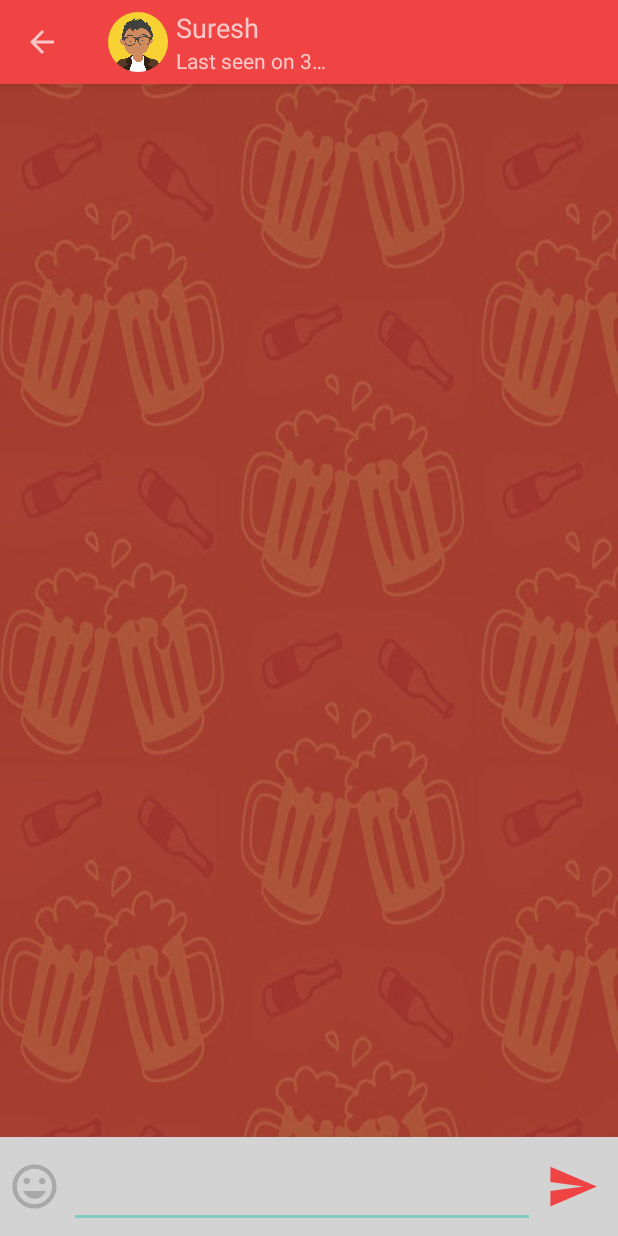
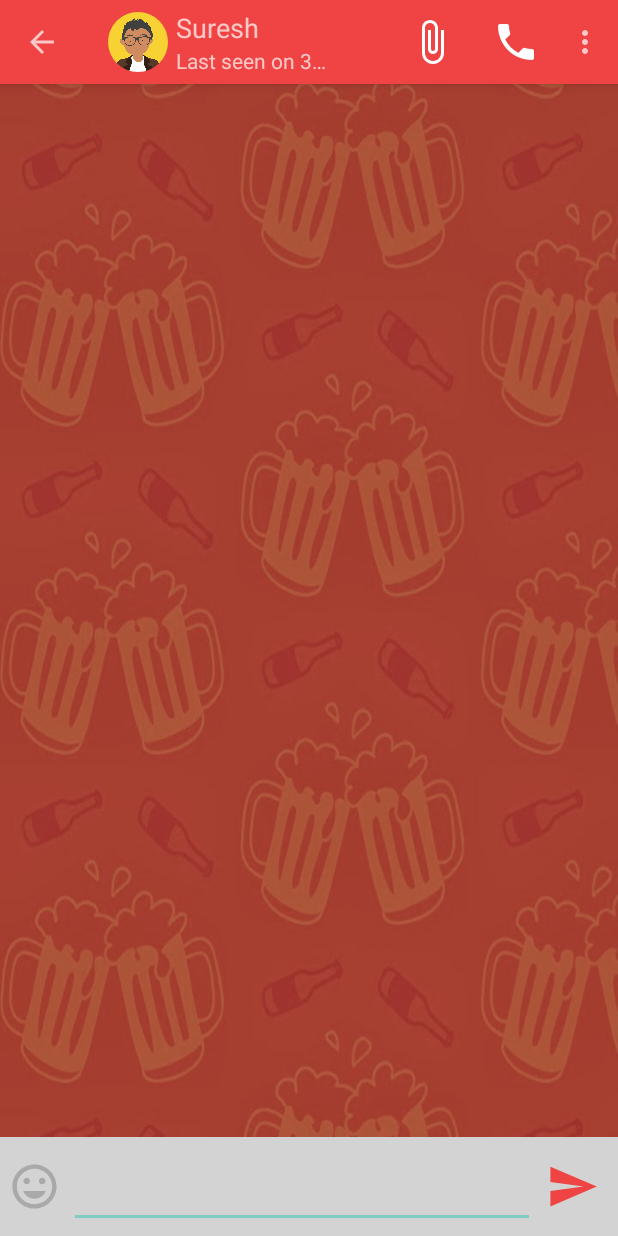
Before and after one commit to lezwon/GigPool, an Android app: the HomeActivity screen opened directly, with no data from a screen before it, after a tap on "Sharath", on a phone screen of 412 x 824 dp. Run offline under Robolectric (Android 15) with nearby library versions, the phone set to English and light mode, and no system bars; our stand-ins replace ButterKnife, CircleImageView; libraries missing offline, so code that uses them is left out: com.rockerhieu.emojicon; plain views replace EmojiconEditText; 2 statements that could not run were skipped.

Commit message:
added toolbar icons

```diff
--- a/app/src/main/java/test/lezwon/firstapp/ChatMessagesActivity.java
+++ b/app/src/main/java/test/lezwon/firstapp/ChatMessagesActivity.java
@@ -118,7 +118,7 @@ public class ChatMessagesActivity extends AppCompatActivity implements Toolbar.O
 
 
     @OnClick(R.id.btn_insert_emoji)
-    public void openEmoji(View view){
+    void openEmoji(View view){
         layoutParams = fragmentContainer.getLayoutParams();
 
         if(emojiKeyboardOpen){
@@ -133,4 +133,12 @@ public class ChatMessagesActivity extends AppCompatActivity implements Toolbar.O
         fragmentContainer.setLayoutParams(layoutParams);
 
     }
+
+    //todo drawer icons
+
+    @Override
+    public boolean onCreateOptionsMenu(Menu menu) {
+        getMenuInflater().inflate(R.menu.menu_chat_messages,menu);
+        return super.onCreateOptionsMenu(menu);
+    }
 }
--- /dev/null
+++ b/app/src/main/res/drawable/ic_add.xml
@@ -0,0 +1,4 @@
+<vector android:height="50dp" android:viewportHeight="24.0"
+    android:viewportWidth="24.0" android:width="50dp" xmlns:android="http://schemas.android.com/apk/res/android">
+    <path android:fillColor="#FFF" android:pathData="M19,13h-6v6h-2v-6H5v-2h6V5h2v6h6v2z"/>
+</vector>
--- /dev/null
+++ b/app/src/main/res/drawable/ic_attach_file.xml
@@ -0,0 +1,4 @@
+<vector android:height="50dp" android:viewportHeight="24.0"
+    android:viewportWidth="24.0" android:width="50dp" xmlns:android="http://schemas.android.com/apk/res/android">
+    <path android:fillColor="#FFF" android:pathData="M16.5,6v11.5c0,2.21 -1.79,4 -4,4s-4,-1.79 -4,-4V5c0,-1.38 1.12,-2.5 2.5,-2.5s2.5,1.12 2.5,2.5v10.5c0,0.55 -0.45,1 -1,1s-1,-0.45 -1,-1V6H10v9.5c0,1.38 1.12,2.5 2.5,2.5s2.5,-1.12 2.5,-2.5V5c0,-2.21 -1.79,-4 -4,-4S7,2.79 7,5v12.5c0,3.04 2.46,5.5 5.5,5.5s5.5,-2.46 5.5,-5.5V6h-1.5z"/>
+</vector>
--- /dev/null
+++ b/app/src/main/res/drawable/ic_call.xml
@@ -0,0 +1,4 @@
+<vector android:height="50dp" android:viewportHeight="24.0"
+    android:viewportWidth="24.0" android:width="50dp" xmlns:android="http://schemas.android.com/apk/res/android">
+    <path android:fillColor="#FFF" android:pathData="M6.62,10.79c1.44,2.83 3.76,5.14 6.59,6.59l2.2,-2.2c0.27,-0.27 0.67,-0.36 1.02,-0.24 1.12,0.37 2.33,0.57 3.57,0.57 0.55,0 1,0.45 1,1V20c0,0.55 -0.45,1 -1,1 -9.39,0 -17,-7.61 -17,-17 0,-0.55 0.45,-1 1,-1h3.5c0.55,0 1,0.45 1,1 0,1.25 0.2,2.45 0.57,3.57 0.11,0.35 0.03,0.74 -0.25,1.02l-2.2,2.2z"/>
+</vector>
--- a/app/src/main/res/menu/app_compat_menu.xml
+++ b/app/src/main/res/menu/app_compat_menu.xml
@@ -5,6 +5,7 @@
     <item
         android:id="@+id/opt_addTask"
         android:title="@string/opt_addTask"
+        android:icon="@drawable/ic_add"
         app:showAsAction="ifRoom"
         />
 
--- /dev/null
+++ b/app/src/main/res/menu/menu_chat_messages.xml
@@ -0,0 +1,26 @@
+<?xml version="1.0" encoding="utf-8"?>
+<menu xmlns:android="http://schemas.android.com/apk/res/android"
+        xmlns:app="http://schemas.android.com/apk/res-auto"
+>
+
+    <item
+            android:id="@+id/opt_attachFile"
+            android:icon="@drawable/ic_attach_file"
+            android:title="@string/opt_attach_file"
+            app:showAsAction="always"
+    />
+
+    <item
+            android:id="@+id/opt_call"
+            android:icon="@drawable/ic_call"
+            android:title="@string/opt_call"
+            app:showAsAction="ifRoom"
+    />
+
+    <item
+            android:id="@+id/opt_settings"
+            android:title="@string/opt_settings"
+            app:showAsAction="never"
+    />
+
+</menu>
--- a/app/src/main/res/values/strings.xml
+++ b/app/src/main/res/values/strings.xml
@@ -25,4 +25,6 @@
     <string name="nav_drawer_3">Settings</string>
     <string name="nav_drawer_4">Sign Out</string>
     <string name="chat_list_image">chat list profile image</string>
+    <string name="opt_attach_file">Attachment</string>
+    <string name="opt_call">Call</string>
 </resources>
```
